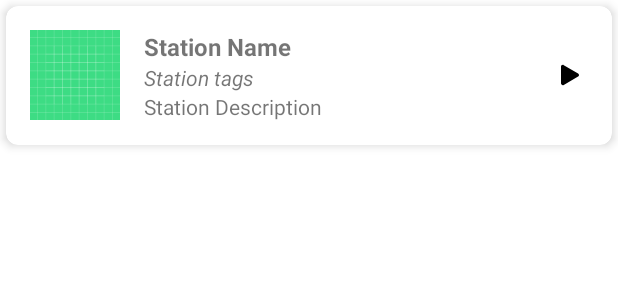
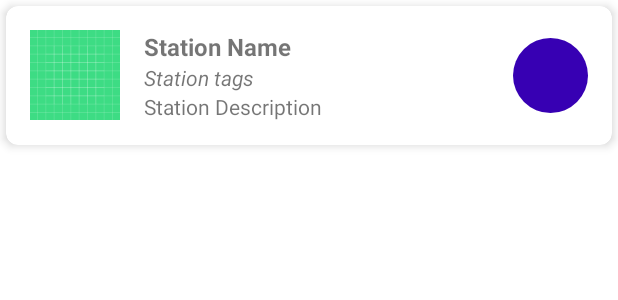
Before and after one commit to codeItRalf/RadioFinderKotlin, an Android app built with Jetpack Compose: the layout item_station.xml on its own in the app's theme, with its tools: preview values and no code run, on a phone screen of 412 x 824 dp. Shown: the top 300 px of the screen. Run offline under Robolectric (Android 15) with nearby library versions, the phone set to English and light mode, and no system bars.

Commit message:
Improved code now listens on differents states from the PlayerService and changed from separate play / pause buttons to one single playPause

```diff
--- a/app/build.gradle.kts
+++ b/app/build.gradle.kts
@@ -54,6 +54,7 @@ android {
 }
 
 dependencies {
+    implementation(libs.material)
     implementation (libs.picasso)
     implementation(libs.androidx.navigation.fragment.ktx)
     implementation(libs.androidx.navigation.ui.ktx)
--- /dev/null
+++ b/app/src/main/res/drawable/circular_button_background.xml
@@ -0,0 +1,5 @@
+<?xml version="1.0" encoding="utf-8"?>
+<shape xmlns:android="http://schemas.android.com/apk/res/android">
+    <solid android:color="@color/purple_700"/> <!-- Change the color to your desired button color -->
+    <corners android:radius="25dp"/> <!-- Half of your button's width and height -->
+</shape>
--- a/app/src/main/res/layout/item_station.xml
+++ b/app/src/main/res/layout/item_station.xml
@@ -1,4 +1,3 @@
-<?xml version="1.0" encoding="utf-8"?>
 <androidx.cardview.widget.CardView xmlns:android="http://schemas.android.com/apk/res/android"
     xmlns:tools="http://schemas.android.com/tools"
     android:layout_width="match_parent"
@@ -24,16 +23,40 @@
             android:scaleType="centerCrop"
             android:src="@drawable/ic_launcher_background" />
 
+
+        <ImageButton
+            android:id="@+id/play_button"
+            android:layout_width="50dp"
+            android:layout_height="50dp"
+            android:layout_alignParentEnd="true"
+            android:layout_centerVertical="true"
+            android:layout_marginEnd="0dp"
+            android:contentDescription="@string/is_a_button"
+            style="@style/CircularImageButton" />
+
+        <ProgressBar
+            android:id="@+id/playButtonLoadingIndicator"
+            android:layout_width="50dp"
+            android:layout_height="50dp"
+            android:layout_alignParentEnd="true"
+            android:layout_centerVertical="true"
+            android:layout_marginEnd="0dp"
+            android:indeterminate="true"
+            android:visibility="gone" />
+
         <TextView
             android:id="@+id/station_name"
             android:layout_width="wrap_content"
             android:layout_height="wrap_content"
             android:layout_alignParentTop="true"
             android:layout_toEndOf="@id/station_image"
+            android:layout_toStartOf="@id/play_button"
             android:text="Station Name"
             android:textAlignment="viewStart"
             android:textSize="16sp"
-            android:textStyle="bold" />
+            android:textStyle="bold"
+            android:ellipsize="end"
+            android:singleLine="true" />
 
         <TextView
             android:id="@+id/station_tags"
@@ -41,11 +64,13 @@
             android:layout_height="wrap_content"
             android:layout_below="@id/station_name"
             android:layout_toEndOf="@id/station_image"
+            android:layout_toStartOf="@id/play_button"
             android:maxLines="1"
             android:text="Station tags"
             android:textSize="14sp"
             android:textStyle="italic"
             android:visibility="visible"
+            android:ellipsize="end"
             tools:visibility="visible" />
 
         <TextView
@@ -54,15 +79,11 @@
             android:layout_height="wrap_content"
             android:layout_below="@id/station_tags"
             android:layout_toEndOf="@id/station_image"
+            android:layout_toStartOf="@id/play_button"
             android:text="Station Description"
             android:textAlignment="viewStart"
-            android:textSize="14sp" />
-        <ImageView
-            android:id="@+id/play_button"
-            android:layout_width="24dp"
-            android:layout_height="24dp"
-            android:layout_alignParentEnd="true"
-            android:layout_centerVertical="true"
-            android:src="@drawable/ic_play" />
+            android:textSize="14sp"
+            android:ellipsize="end"
+            android:singleLine="true" />
     </RelativeLayout>
 </androidx.cardview.widget.CardView>
--- a/app/src/main/res/values/strings.xml
+++ b/app/src/main/res/values/strings.xml
@@ -1,4 +1,5 @@
 <resources>
     <string name="app_name">RadioFinder</string>
     <string name="search">Search</string>
+    <string name="is_a_button">Is a button</string>
 </resources>
--- a/app/src/main/res/values/themes.xml
+++ b/app/src/main/res/values/themes.xml
@@ -1,12 +1,15 @@
 <?xml version="1.0" encoding="utf-8"?>
 <resources>
-    <style name="Theme.RadioFinder"  parent="Theme.AppCompat.Light.DarkActionBar">
-        <!-- Customize your theme here. -->
+    <style name="Theme.RadioFinder"  parent="Theme.MaterialComponents.Light.NoActionBar">
         <item name="windowActionBar">false</item>
         <item name="windowNoTitle">true</item>
         <item name="colorPrimary">@color/purple_500</item>
         <item name="colorPrimaryDark">@color/purple_700</item>
-        <item name="colorAccent">@color/teal_200</item>
+        <item name="colorAccent">@color/purple_700</item>
         <item name="android:windowBackground">@color/white</item>
     </style>
+    <style name="CircularImageButton" parent="Widget.AppCompat.ImageButton">
+        <item name="android:background">@drawable/circular_button_background</item>
+        <!-- other style attributes -->
+    </style>
 </resources>
--- a/gradle/libs.versions.toml
+++ b/gradle/libs.versions.toml
@@ -11,6 +11,7 @@ kotlinxCoroutinesCore = "1.7.3"
 lifecycleRuntimeKtx = "2.6.1"
 activityCompose = "1.8.0"
 composeBom = "2023.08.00"
+material = "1.12.0"
 media3Exoplayer = "1.3.1"
 navigationFragmentKtx = "2.7.7"
 picasso = "2.71828"
@@ -38,6 +39,7 @@ androidx-ui-test-junit4 = { group = "androidx.compose.ui", name = "ui-test-junit
 androidx-material3 = { group = "androidx.compose.material3", name = "material3" }
 kotlinx-coroutines-android = { module = "org.jetbrains.kotlinx:kotlinx-coroutines-android", version.ref = "kotlinxCoroutinesAndroid" }
 kotlinx-coroutines-core = { module = "org.jetbrains.kotlinx:kotlinx-coroutines-core", version.ref = "kotlinxCoroutinesCore" }
+material = { module = "com.google.android.material:material", version.ref = "material" }
 picasso = { module = "com.squareup.picasso:picasso", version.ref = "picasso" }
 retrofit = { module = "com.squareup.retrofit2:retrofit", version.ref = "retrofit" }
 
```
Also changed, not shown: app/src/main/java/com/example/radiofinder/data/model/RadioStation.kt (+14 -0 lines), app/src/main/java/com/example/radiofinder/services/NotificationHandler.kt (added, +72 -0 lines), app/src/main/java/com/example/radiofinder/services/PlayerService.kt (+48 -84 lines), app/src/main/java/com/example/radiofinder/ui/details/DetailsActivity.kt (+23 -9 lines), app/src/main/java/com/example/radiofinder/ui/main/MainActivity.kt (+25 -56 lines), app/src/main/java/com/example/radiofinder/ui/main/RadioStationAdapter.kt (+36 -3 lines), app/src/main/res/layout/activity_details.xml (+17 -4 lines), app/src/main/res/layout/floating_station_controller.xml (+14 -5 lines).
